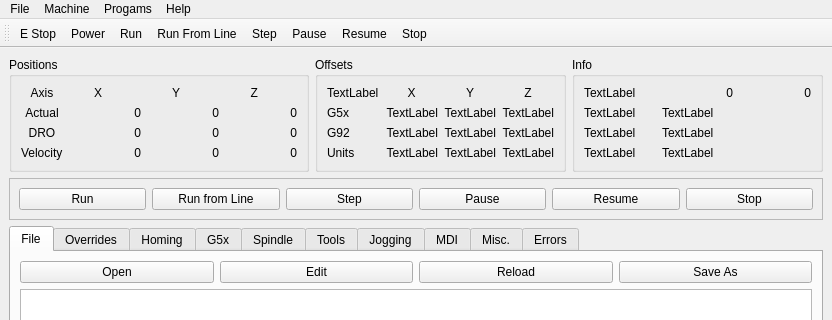
jethornton/flexgui, file examples/xyz.ui: the form before one commit; both pictures show x 0 to 832 and y 0 to 320 of the 832 by 608 pixel window.
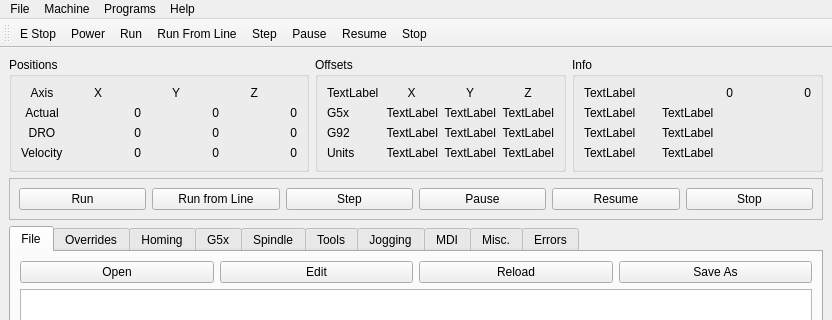
The form after the commit.

Patch:
```diff
--- a/examples/xyz.ui
+++ b/examples/xyz.ui
@@ -1571,7 +1571,7 @@
    </widget>
    <widget class="QMenu" name="menuProgams">
     <property name="title">
-     <string>Progams</string>
+     <string>Programs</string>
     </property>
     <addaction name="actionShow_HAL"/>
     <addaction name="actionHAL_Meter"/>
```
